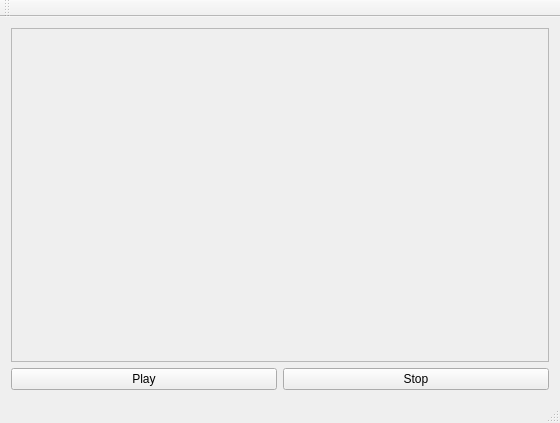
jordan9001/SpectrumDraw, file mainwindow.ui: the form before one commit.
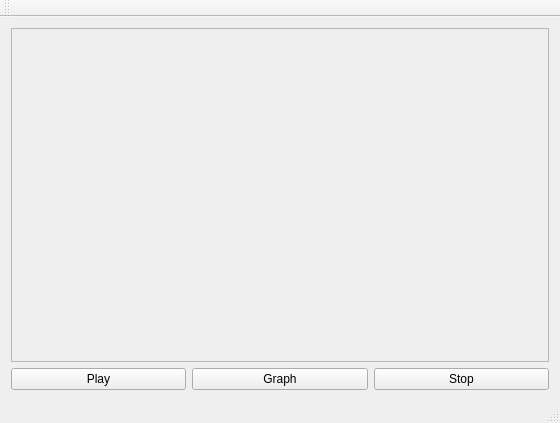
The form after the commit.

What changed in the file:
```diff
--- a/mainwindow.ui
+++ b/mainwindow.ui
@@ -44,6 +44,13 @@
         </property>
        </widget>
       </item>
+      <item>
+       <widget class="QPushButton" name="GraphButton">
+        <property name="text">
+         <string>Graph</string>
+        </property>
+       </widget>
+      </item>
       <item>
        <widget class="QPushButton" name="StopButton">
         <property name="text">
```
